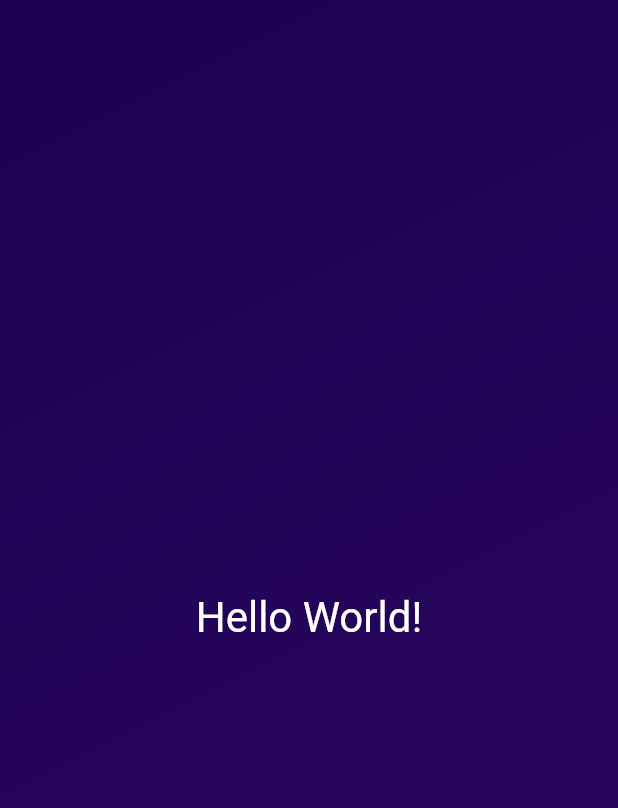
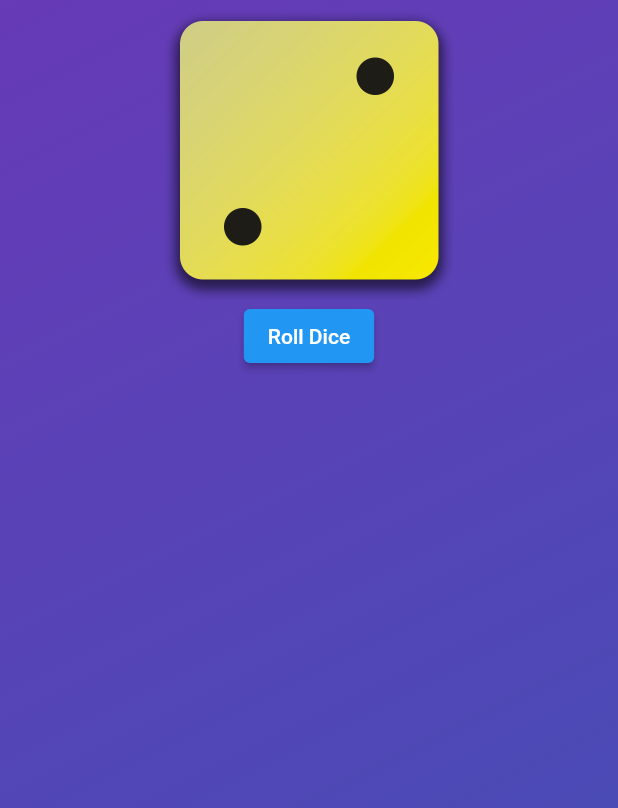
Before and after one commit to daniel-liberto/dart-app, a Flutter app: the screen it shows after launch, on a phone screen of 412 x 824 dp. Shown: the top 808 px of the screen. Run offline on Flutter 3.47's test engine with Material 2 defaults, Android fonts, the phone set to English and light mode, and no system bars.

Commit message:
starting game concept

```diff
--- a/lib/gradient_container.dart
+++ b/lib/gradient_container.dart
@@ -5,23 +5,40 @@ const startAlignment = Alignment.topLeft;
 const endAlignment = Alignment.bottomRight;
 
 class GradientContainer extends StatelessWidget {
-  const GradientContainer({super.key});
+  const GradientContainer(this.color1, this.color2, {super.key});
+
+  const GradientContainer.purple({super.key})
+      : color1 = Colors.deepPurple,
+        color2 = Colors.indigo;
+
+  final Color color1;
+  final Color color2;
+
+  void rollDice() {}
 
   @override
   Widget build(BuildContext context) {
     return Container(
-      decoration: const BoxDecoration(
+      decoration: BoxDecoration(
         gradient: LinearGradient(
-          colors: [
-            Color.fromARGB(255, 26, 2, 80),
-            Color.fromARGB(255, 45, 7, 98),
-          ],
+          colors: [color1, color2],
           begin: startAlignment,
           end: endAlignment,
         ),
       ),
-      child: const Center(
-        child: StyledText('Hello World!'),
+      child: Center(
+        child: Column(
+          children: [
+            Image.asset(
+              'assets/img/dice-2.png',
+              width: 200,
+            ),
+            ElevatedButton(
+              onPressed: rollDice,
+              child: const Text('Roll Dice'),
+            ),
+          ],
+        ),
       ),
     );
   }
--- a/lib/main.dart
+++ b/lib/main.dart
@@ -5,7 +5,7 @@ void main() {
   runApp(
     const MaterialApp(
       home: Scaffold(
-        body: GradientContainer(),
+        body: GradientContainer.purple(),
       ),
     ),
   );
```
Also changed, not shown: pubspec.yaml (+8 -2 lines), assets/img/dice-1.png (added), assets/img/dice-2.png (added), assets/img/dice-3.png (added), assets/img/dice-4.png (added), assets/img/dice-5.png (added), assets/img/dice-6.png (added).
